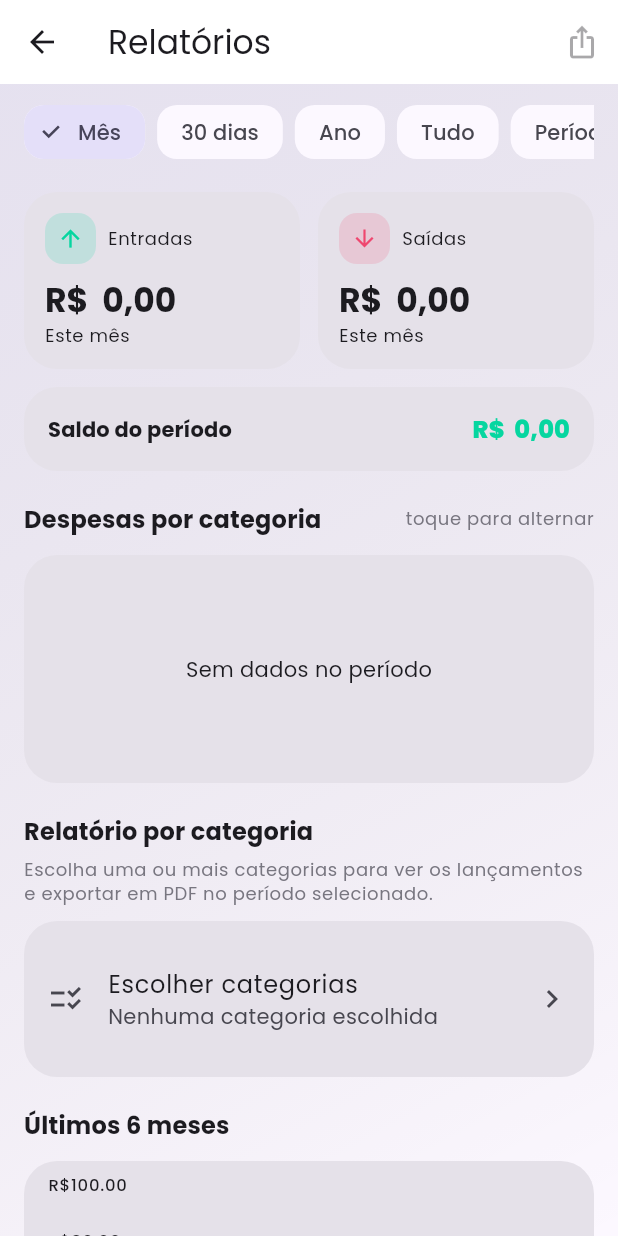
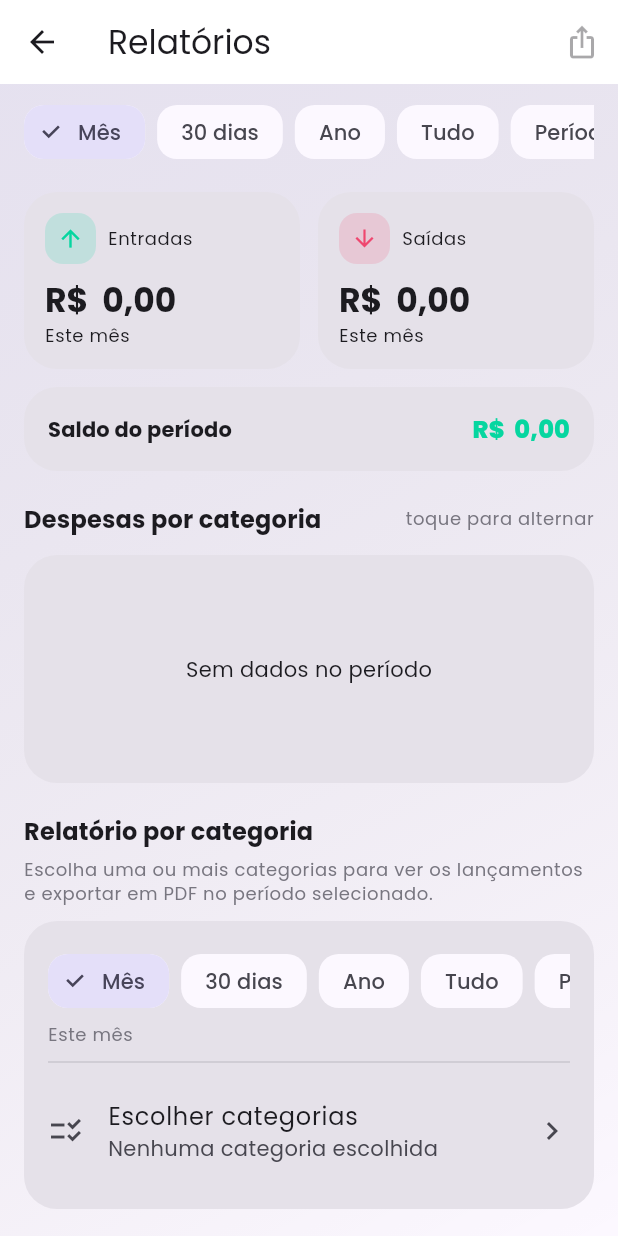
Before and after one commit to zmove-digital/zoom, a Flutter app: the ReportsScreen screen opened directly, on a phone screen of 412 x 824 dp. Run offline on Flutter 3.47's test engine with Material 3 defaults, Android fonts, the phone set to English and light mode, and no system bars; drawn by our look-alikes of fl_chart; our stand-ins replace audioplayers, file_picker, flutter_colorpicker, flutter_local_notifications, flutter_timezone, image_picker and 4 more; missing offline and left inert: pointycastle.

Commit message:
Periodo proprio no relatorio por categoria

```diff
--- a/lib/screens/reports/reports_screen.dart
+++ b/lib/screens/reports/reports_screen.dart
@@ -32,14 +32,24 @@ class _ReportsScreenState extends State<ReportsScreen> {
   _PieMode _pieMode = _PieMode.expense;
   DateTime? _customFrom;
   DateTime? _customTo;
+  _Period _catPeriod = _Period.month;
+  DateTime? _catFrom;
+  DateTime? _catTo;
   final Set<String> _selectedCategories = <String>{};
 
   _PieMode get _nextPieMode =>
       _PieMode.values[(_pieMode.index + 1) % _PieMode.values.length];
 
-  (DateTime, DateTime) _range() {
+  (DateTime, DateTime) _range() =>
+      _rangeFor(_period, _customFrom, _customTo);
+
+  (DateTime, DateTime) _catRange() =>
+      _rangeFor(_catPeriod, _catFrom, _catTo);
+
+  (DateTime, DateTime) _rangeFor(
+      _Period period, DateTime? customFrom, DateTime? customTo) {
     final DateTime now = DateTime.now();
-    switch (_period) {
+    switch (period) {
       case _Period.month:
         return (DateHelpers.startOfMonth(now), DateHelpers.endOfMonth(now));
       case _Period.last30:
@@ -53,15 +63,19 @@ class _ReportsScreenState extends State<ReportsScreen> {
       case _Period.all:
         return (DateTime(2000), DateTime(2100));
       case _Period.custom:
-        final DateTime from =
-            _customFrom ?? DateHelpers.startOfMonth(now);
-        final DateTime to = _customTo ?? DateHelpers.endOfMonth(now);
+        final DateTime from = customFrom ?? DateHelpers.startOfMonth(now);
+        final DateTime to = customTo ?? DateHelpers.endOfMonth(now);
         return (from, DateTime(to.year, to.month, to.day, 23, 59, 59));
     }
   }
 
-  String _periodLabel() {
-    switch (_period) {
+  String _periodLabel() => _labelFor(_period, _customFrom, _customTo);
+
+  String _catPeriodLabel() => _labelFor(_catPeriod, _catFrom, _catTo);
+
+  String _labelFor(
+      _Period period, DateTime? customFrom, DateTime? customTo) {
+    switch (period) {
       case _Period.month:
         return 'Este mês';
       case _Period.last30:
@@ -71,26 +85,15 @@ class _ReportsScreenState extends State<ReportsScreen> {
       case _Period.all:
         return 'Tudo';
       case _Period.custom:
-        if (_customFrom != null && _customTo != null) {
-          return '${DateHelpers.full.format(_customFrom!)} a ${DateHelpers.full.format(_customTo!)}';
+        if (customFrom != null && customTo != null) {
+          return '${DateHelpers.full.format(customFrom)} a ${DateHelpers.full.format(customTo)}';
         }
         return 'Período personalizado';
     }
   }
 
   Future<void> _pickCustomRange() async {
-    final DateTime now = DateTime.now();
-    final DateTimeRange? picked = await showDateRangePicker(
-      context: context,
-      firstDate: DateTime(2000),
-      lastDate: DateTime(2100),
-      initialDateRange: (_customFrom != null && _customTo != null)
-          ? DateTimeRange(start: _customFrom!, end: _customTo!)
-          : DateTimeRange(
-              start: DateTime(now.year, now.month, 1),
-              end: DateTime(now.year, now.month, now.day),
-            ),
-    );
+    final DateTimeRange? picked = await _pickRange(_customFrom, _customTo);
     if (picked != null) {
       setState(() {
         _customFrom = picked.start;
@@ -98,6 +101,32 @@ class _ReportsScreenState extends State<ReportsScreen> {
         _period = _Period.custom;
       });
     }
+  }
+
+  Future<void> _pickCatCustomRange() async {
+    final DateTimeRange? picked = await _pickRange(_catFrom, _catTo);
+    if (picked != null) {
+      setState(() {
+        _catFrom = picked.start;
+        _catTo = picked.end;
+        _catPeriod = _Period.custom;
+      });
+    }
+  }
+
+  Future<DateTimeRange?> _pickRange(DateTime? from, DateTime? to) {
+    final DateTime now = DateTime.now();
+    return showDateRangePicker(
+      context: context,
+      firstDate: DateTime(2000),
+      lastDate: DateTime(2100),
+      initialDateRange: (from != null && to != null)
+          ? DateTimeRange(start: from, end: to)
+          : DateTimeRange(
+              start: DateTime(now.year, now.month, 1),
+              end: DateTime(now.year, now.month, now.day),
+            ),
+    );
   }
 
   @override
@@ -324,7 +353,7 @@ class _ReportsScreenState extends State<ReportsScreen> {
               ),
             ),
           const SizedBox(height: 20),
-          _categoryReportSection(finance, theme, sym, from, to),
+          _categoryReportSection(finance, theme, sym),
           const SizedBox(height: 20),
           Text('Últimos 6 meses',
               style: theme.textTheme.titleMedium
@@ -356,8 +385,9 @@ class _ReportsScreenState extends State<ReportsScreen> {
     }
   }
 
-  Widget _categoryReportSection(FinanceController finance, ThemeData theme,
-      String sym, DateTime from, DateTime to) {
+  Widget _categoryReportSection(
+      FinanceController finance, ThemeData theme, String sym) {
+    final (DateTime from, DateTime to) = _catRange();
     final List<_ReportGroup> groups = _reportGroups(finance, from, to);
     return Column(
       crossAxisAlignment: CrossAxisAlignment.start,
@@ -376,6 +406,33 @@ class _ReportsScreenState extends State<ReportsScreen> {
           child: Column(
             crossAxisAlignment: CrossAxisAlignment.start,
             children: <Widget>[
+              SingleChildScrollView(
+                scrollDirection: Axis.horizontal,
+                child: Row(
+                  children: _Period.values.map((_Period p) {
+                    final bool selected = _catPeriod == p;
+                    return Padding(
+                      padding: const EdgeInsets.only(right: 8),
+                      child: ChoiceChip(
+                        label: Text(_periodLabelFor(p)),
+                        selected: selected,
+                        onSelected: (_) {
+                          if (p == _Period.custom) {
+                            _pickCatCustomRange();
+                          } else {
+                            setState(() => _catPeriod = p);
+                          }
+                        },
+                      ),
+                    );
+                  }).toList(),
+                ),
+              ),
+              const SizedBox(height: 4),
+              Text(_catPeriodLabel(),
+                  style: theme.textTheme.bodySmall
+                      ?.copyWith(color: theme.colorScheme.outline)),
+              const Divider(height: 20),
               ListTile(
                 contentPadding: EdgeInsets.zero,
                 leading: const Icon(Icons.checklist_rtl),
@@ -580,12 +637,12 @@ class _ReportsScreenState extends State<ReportsScreen> {
         categoryIds: _selectedCategories.toList(),
         from: from,
         to: to,
-        periodLabel: _periodLabel(),
+        periodLabel: _catPeriodLabel(),
         symbol: sym,
       );
       await Share.shareXFiles(
         <XFile>[XFile(file.path, mimeType: 'application/pdf')],
-        subject: 'Relatório ZOOM - ${_periodLabel()}',
+        subject: 'Relatório ZOOM - ${_catPeriodLabel()}',
       );
     } catch (_) {
       if (mounted) {
```
